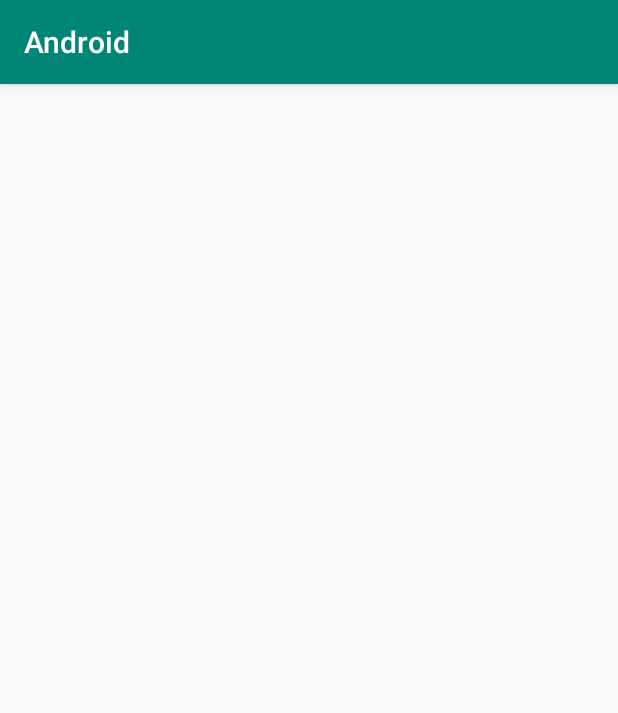
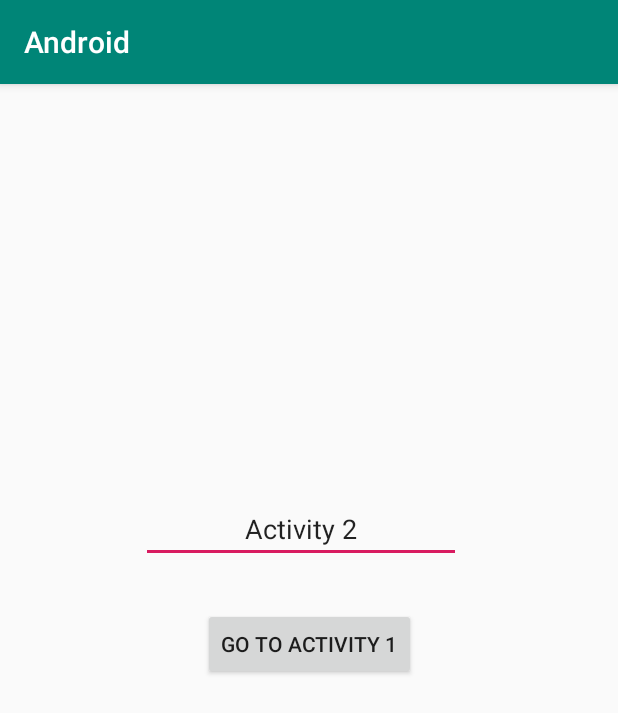
Before and after one commit to baltasarb/notes, an Android app: the Activity2 screen opened directly, with no data from a screen before it, on a phone screen of 412 x 824 dp. Shown: the top 713 px of the screen. Run offline under Robolectric (Android 15) with nearby library versions, the phone set to English and light mode, and no system bars.

Commit message:
Add: application to test activity lifecycle.

```diff
--- a/android/Android/app/src/main/java/baltasarb/android/activityLifecycle/Activity2.kt
+++ b/android/Android/app/src/main/java/baltasarb/android/activityLifecycle/Activity2.kt
@@ -1,7 +1,10 @@
 package baltasarb.android.activityLifecycle
 
+import android.content.Intent
 import android.support.v7.app.AppCompatActivity
 import android.os.Bundle
+import android.util.Log
+import android.view.View
 import baltasarb.android.R
 
 class Activity2 : AppCompatActivity() {
@@ -9,5 +12,42 @@
     override fun onCreate(savedInstanceState: Bundle?) {
         super.onCreate(savedInstanceState)
         setContentView(R.layout.activity_2)
+        Log.i("Lifecycle Activity 2", "On create.")
+    }
+
+    override fun onStart() {
+        super.onStart()
+        Log.i("Lifecycle Activity 2", "On start.")
+    }
+
+    override fun onResume() {
+        super.onResume()
+        Log.i("Lifecycle Activity 2", "On resume.")
+    }
+
+    override fun onPause() {
+        super.onPause()
+        Log.i("Lifecycle Activity 2", "On pause.")
+    }
+
+    override fun onStop() {
+        super.onStop()
+        Log.i("Lifecycle Activity 2", "On stop.")
+    }
+
+    override fun onRestart() {
+        super.onRestart()
+        Log.i("Lifecycle Activity 2", "On restart.")
+    }
+
+    override fun onDestroy() {
+        super.onDestroy()
+        Log.i("Lifecycle Activity 2", "On destroy.")
+    }
+
+    public fun lifecycleGoToActivity1Button(view : View){
+        val intent = Intent(this, Activity1::class.java)
+        intent.putExtra("fieldName", "value")
+        startActivity(intent)
     }
 }
--- a/android/Android/app/src/main/res/layout/activity_2.xml
+++ b/android/Android/app/src/main/res/layout/activity_2.xml
@@ -7,4 +7,27 @@
         android:layout_height="match_parent"
         tools:context=".activityLifecycle.Activity2">
 
+    <EditText
+            android:layout_width="wrap_content"
+            android:layout_height="wrap_content"
+            android:inputType="textPersonName"
+            android:text="@string/lifecycle_activity_2_title"
+            android:ems="10"
+            android:id="@+id/lifecycle_activity2Title" android:layout_marginTop="8dp"
+            app:layout_constraintTop_toTopOf="parent" android:layout_marginBottom="8dp"
+            app:layout_constraintBottom_toBottomOf="parent" android:layout_marginStart="52dp"
+            app:layout_constraintStart_toStartOf="parent" app:layout_constraintVertical_bias="0.376"
+            android:layout_marginEnd="8dp" app:layout_constraintEnd_toEndOf="parent"
+            app:layout_constraintHorizontal_bias="0.302" android:textAlignment="center"/>
+    <Button
+            android:text="@string/lifecycle_go_to_activity_1_button_text"
+            android:layout_width="wrap_content"
+            android:layout_height="wrap_content"
+            android:id="@+id/lifecycleGoToActivity1Button"
+            android:layout_marginTop="8dp"
+            android:onClick="lifecycleGoToActivity1Button"
+            app:layout_constraintTop_toBottomOf="@+id/lifecycle_activity2Title" app:layout_constraintEnd_toEndOf="parent"
+            android:layout_marginEnd="8dp" app:layout_constraintStart_toStartOf="parent"
+            android:layout_marginStart="8dp" android:layout_marginBottom="8dp"
+            app:layout_constraintBottom_toBottomOf="parent" app:layout_constraintVertical_bias="0.057"/>
 </android.support.constraint.ConstraintLayout>
--- a/android/Android/app/src/main/res/values/strings.xml
+++ b/android/Android/app/src/main/res/values/strings.xml
@@ -1,3 +1,7 @@
 <resources>
     <string name="app_name">Android</string>
+    <string name="lifecycle_activity1_title">Activity 1</string>
+    <string name="lifecycle_go_to_activity2_button_text">Go to Activity 2</string>
+    <string name="lifecycle_activity_2_title">Activity 2</string>
+    <string name="lifecycle_go_to_activity_1_button_text">Go to Activity 1</string>
 </resources>
```
Also changed, not shown: android/Android/app/src/main/AndroidManifest.xml (+4 -4 lines), android/Android/app/src/main/java/baltasarb/android/activityLifecycle/Activity1.kt (+43 -0 lines), android/Android/app/src/main/res/layout/activity_1.xml (+23 -0 lines).
